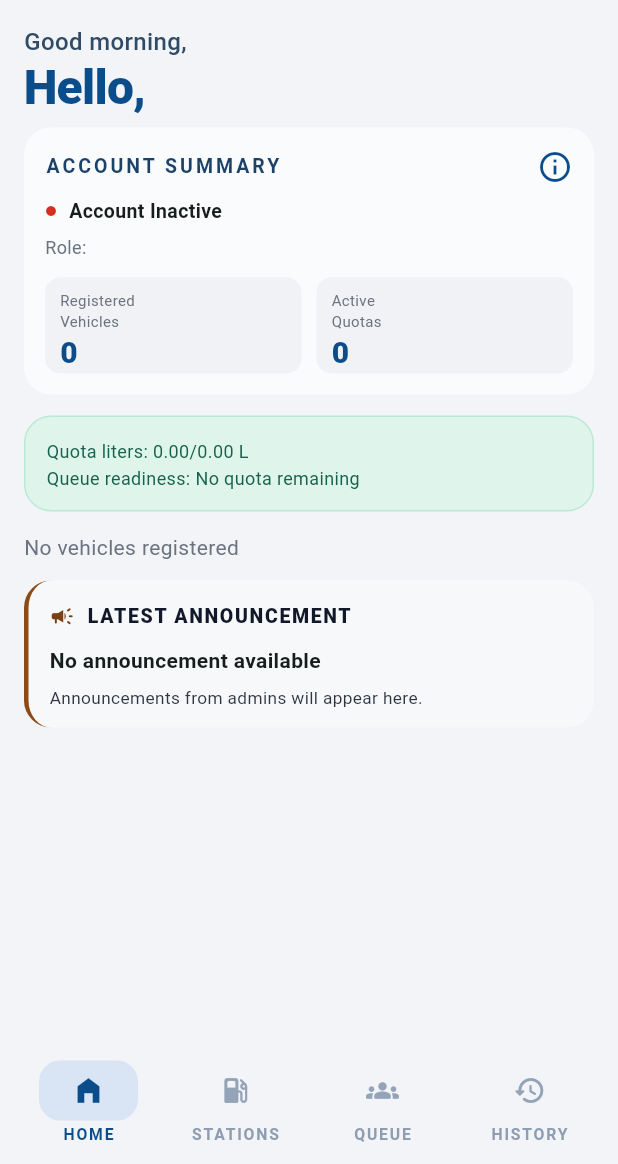
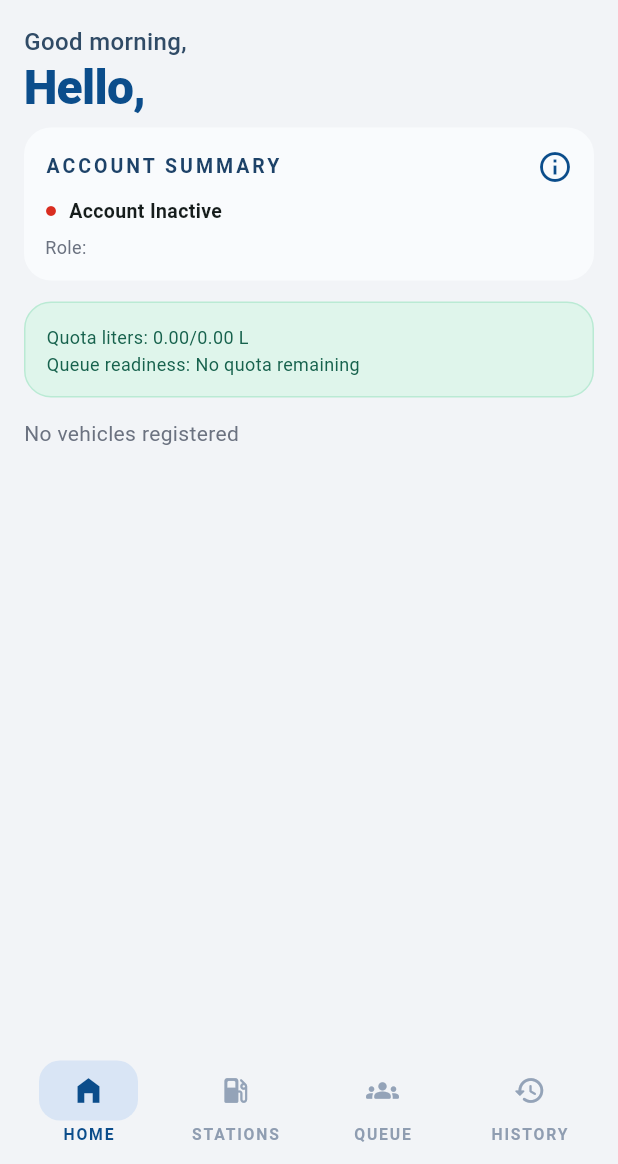
Before and after one commit to makda-tsegazeab/madeya, a Flutter app: the OwnerDashboardPage screen opened directly with empty values, on a phone screen of 412 x 824 dp, the part 72-1236 px from its top. Run offline on Flutter 3.47's test engine with Material 3 defaults, Android fonts, the phone set to English and light mode, and no system bars; our stand-ins replace flutter_secure_storage, webview_flutter; accounts and stored records are empty; network calls fail.

Commit message:
refactor: clean up owner dashboard by removing unused vehicle statistics and notice card

```diff
--- a/lib/features/auth/presentation/pages/owner_dashboard_page.dart
+++ b/lib/features/auth/presentation/pages/owner_dashboard_page.dart
@@ -41,22 +41,12 @@ class _OwnerDashboardPageState extends State<OwnerDashboardPage> {
   String? _errorMessage;
   int _unreadNotifications = 0;
 
-  int get _registeredVehiclesCount => _vehicles.length;
-  int get _activeQuotasCount =>
-      _vehicles.where((v) => (v.remainingLiters ?? 0) > 0).length;
   double get _totalRemainingQuota =>
       _vehicles.fold(0, (sum, v) => sum + (v.remainingLiters ?? 0));
   double get _totalQuotaLimit =>
       _vehicles.fold(0, (sum, v) => sum + (v.litersLimit ?? 0));
   bool get _isEligibleToJoin =>
       _vehicles.any((v) => (v.remainingLiters ?? 0) > 0);
-
-  Announcement? get _latestAnnouncement {
-    if (_announcements.isEmpty) return null;
-    final list = [..._announcements];
-    list.sort((a, b) => b.createdAt.compareTo(a.createdAt));
-    return list.first;
-  }
 
   @override
   void initState() {
@@ -162,8 +152,6 @@ class _OwnerDashboardPageState extends State<OwnerDashboardPage> {
                       _quotaCard(),
                       const SizedBox(height: 14),
                       _buildVehiclesList(),
-                      const SizedBox(height: 12),
-                      _noticeCard(),
                       const SizedBox(height: 14),
                     ],
                   ),
@@ -352,47 +340,6 @@ class _OwnerDashboardPageState extends State<OwnerDashboardPage> {
             'Role: $roleText',
             style: const TextStyle(fontSize: 12, color: _grey),
           ),
-          const SizedBox(height: 12),
-          Row(
-            children: [
-              Expanded(
-                child: _miniStat(
-                  'Registered\nVehicles',
-                  '$_registeredVehiclesCount',
-                ),
-              ),
-              const SizedBox(width: 10),
-              Expanded(
-                child: _miniStat('Active\nQuotas', '$_activeQuotasCount'),
-              ),
-            ],
-          ),
-        ],
-      ),
-    );
-  }
-
-  Widget _miniStat(String label, String value) {
-    return Container(
-      height: 64,
-      padding: const EdgeInsets.symmetric(horizontal: 10, vertical: 8),
-      decoration: BoxDecoration(
-        color: const Color(0xFFF0F2F5),
-        borderRadius: BorderRadius.circular(10),
-      ),
-      child: Column(
-        crossAxisAlignment: CrossAxisAlignment.start,
-        children: [
-          Text(label, style: const TextStyle(fontSize: 10, color: _grey)),
-          const Spacer(),
-          Text(
-            value,
-            style: const TextStyle(
-              fontSize: 20,
-              color: _blue,
-              fontWeight: FontWeight.w800,
-            ),
-          ),
         ],
       ),
     );
@@ -456,7 +403,6 @@ class _OwnerDashboardPageState extends State<OwnerDashboardPage> {
 
   Widget _vehicleCard(Vehicle v) {
     final accent = v.progressColor;
-    final canJoin = v.isActive && (v.remainingLiters ?? 0) > 0;
 
     void openDetails() {
       Navigator.push(
@@ -466,15 +412,6 @@ class _OwnerDashboardPageState extends State<OwnerDashboardPage> {
             vehicleId: v.id,
             previewPlate: v.plateNumber,
           ),
-        ),
-      );
-    }
-
-    void openStationsForVehicle() {
-      Navigator.push(
-        context,
-        MaterialPageRoute(
-          builder: (_) => StationsPage(prefillVehicleId: v.id),
         ),
       );
     }
@@ -647,9 +584,8 @@ class _OwnerDashboardPageState extends State<OwnerDashboardPage> {
                       ),
                     ),
                     const SizedBox(height: 12),
-                    Row(
-                      children: [
-                        Expanded(
+                    SizedBox(
+                      width: double.infinity,
                       child: OutlinedButton(
                         onPressed: openDetails,
                         style: OutlinedButton.styleFrom(
@@ -672,88 +608,12 @@ class _OwnerDashboardPageState extends State<OwnerDashboardPage> {
                         ),
                       ),
                     ),
-                        const SizedBox(width: 10),
-                        Expanded(
-                          child: ElevatedButton.icon(
-                            onPressed: canJoin ? openStationsForVehicle : null,
-                            icon: const Icon(Icons.groups_2_rounded, size: 18),
-                            label: const Text(
-                              'Join Queue',
-                              style: TextStyle(
-                                fontWeight: FontWeight.w700,
-                                fontSize: 14,
-                              ),
-                            ),
-                            style: ElevatedButton.styleFrom(
-                              backgroundColor: _blue,
-                              foregroundColor: Colors.white,
-                              disabledBackgroundColor: const Color(0xFFE5E7EB),
-                              disabledForegroundColor: const Color(0xFF9CA3AF),
-                              elevation: 0,
-                              padding: const EdgeInsets.symmetric(vertical: 12),
-                              shape: RoundedRectangleBorder(
-                                borderRadius: BorderRadius.circular(12),
-                              ),
-                            ),
-                          ),
-                        ),
-                      ],
-                    ),
                   ],
                 ),
               ),
             ),
           ],
         ),
-      ),
-    );
-  }
-
-  Widget _noticeCard() {
-    final latest = _latestAnnouncement;
-    return Container(
-      width: double.infinity,
-      padding: const EdgeInsets.fromLTRB(14, 14, 14, 12),
-      decoration: BoxDecoration(
-        color: const Color(0xFFF6F8FA),
-        borderRadius: BorderRadius.circular(18),
-        border: const Border(
-          left: BorderSide(color: Color(0xFF8E4A14), width: 3),
-        ),
-      ),
-      child: Column(
-        crossAxisAlignment: CrossAxisAlignment.start,
-        children: [
-          const Row(
-            children: [
-              Icon(Icons.campaign_rounded, size: 17, color: Color(0xFF7B3F15)),
-              SizedBox(width: 8),
-              Text(
-                'LATEST ANNOUNCEMENT',
-                style: TextStyle(
-                  color: _dark,
-                  fontSize: 13,
-                  letterSpacing: 1.1,
-                  fontWeight: FontWeight.w800,
-                ),
-              ),
-            ],
-          ),
-          const SizedBox(height: 10),
-          Text(
-            latest?.title ?? 'No announcement available',
-            style: const TextStyle(fontWeight: FontWeight.w700),
-          ),
-          const SizedBox(height: 6),
-          Text(
-            latest?.body ?? 'Announcements from admins will appear here.',
-            style: const TextStyle(
-              color: Color(0xFF2E3644),
-              fontSize: 11.5,
-              height: 1.5,
-            ),
-          ),
-        ],
       ),
     );
   }
```
Lines whose indentation alone changed are shown as unchanged.
